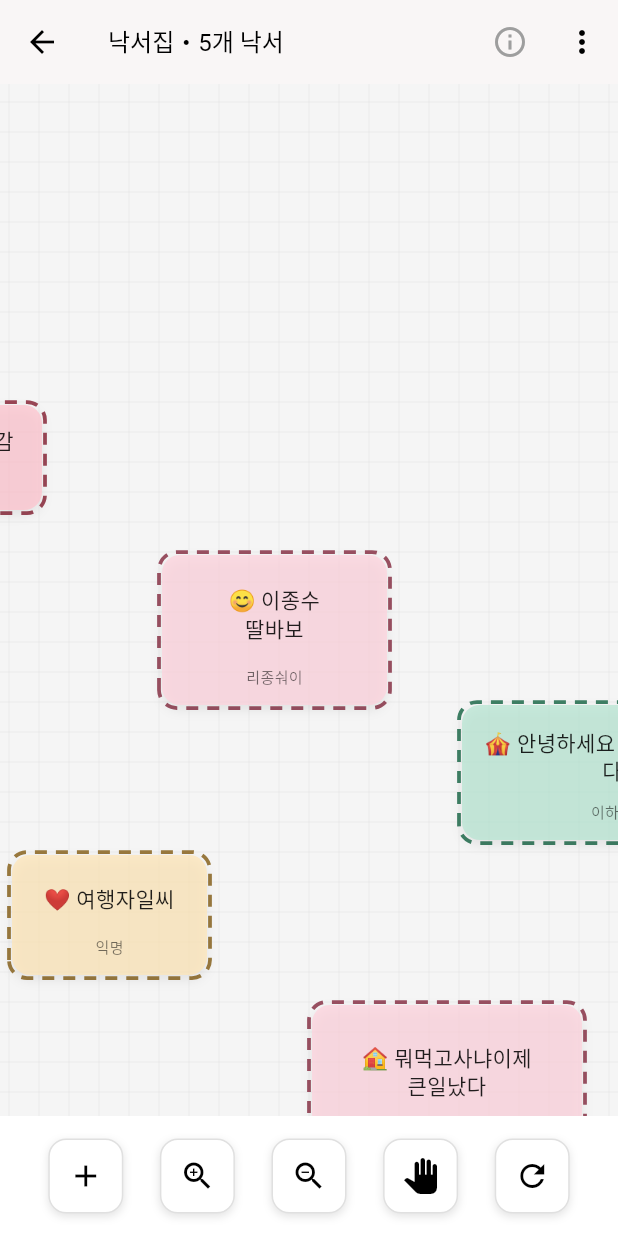
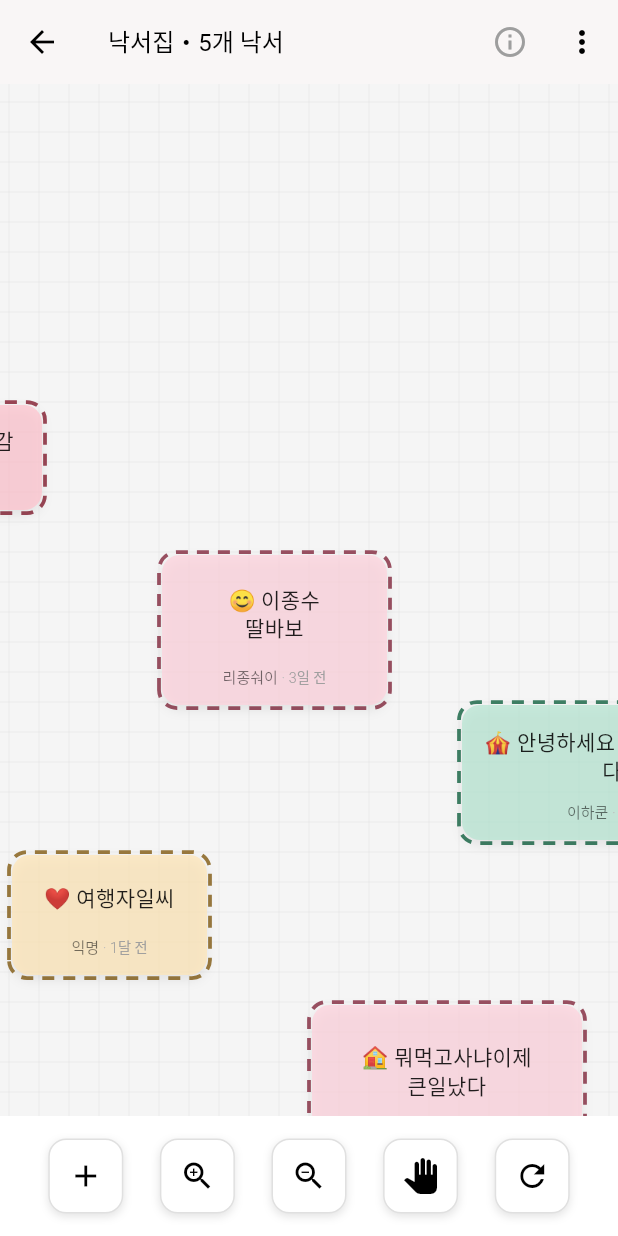
Before and after one commit to tidusqoop/watdagam-client-mvp, a Flutter app: the screen it shows after launch, on a phone screen of 412 x 824 dp. Run offline on Flutter 3.47's test engine with Material 3 defaults, Android fonts, the phone set to English and light mode, and no system bars; drawn by our look-alikes of dotted_border.

Commit message:
feat: add timestamp display with relative time formatting
- Add createdAt field to GraffitiNote model with automatic timestamp
- Implement TimeUtils for relative time display (방금 전, n분 전, etc.)
- Update UI to show author and timestamp on same line with dot separator
- Add diverse test timestamps in mock data for different time ranges
- Update widget tests to match new app structure

🤖 Generated with [Claude Code](https://claude.ai/code)

Co-Authored-By: Claude <noreply@anthropic.com>

```diff
--- a/lib/data/mock/graffiti_notes.json
+++ b/lib/data/mock/graffiti_notes.json
@@ -16,7 +16,8 @@
       "author": "리루",
       "author_alignment": "center",
       "opacity": 0.7,
-      "corner_radius": 12.0
+      "corner_radius": 12.0,
+      "created_at": "2025-09-20T13:45:00Z"
     },
     {
       "id": "2",
@@ -33,7 +34,8 @@
       "author": "리종숴이",
       "author_alignment": "center",
       "opacity": 0.7,
-      "corner_radius": 12.0
+      "corner_radius": 12.0,
+      "created_at": "2025-09-17T09:20:00Z"
     },
     {
       "id": "3",
@@ -50,7 +52,8 @@
       "author": "익명",
       "author_alignment": "center",
       "opacity": 0.7,
-      "corner_radius": 12.0
+      "corner_radius": 12.0,
+      "created_at": "2025-08-15T14:30:00Z"
     },
     {
       "id": "4",
@@ -67,7 +70,8 @@
       "author": "이하쿤",
       "author_alignment": "center",
       "opacity": 0.7,
-      "corner_radius": 12.0
+      "corner_radius": 12.0,
+      "created_at": "2024-05-10T11:20:00Z"
     },
     {
       "id": "5",
@@ -84,7 +88,8 @@
       "author": "야생동물",
       "author_alignment": "right",
       "opacity": 0.7,
-      "corner_radius": 12.0
+      "corner_radius": 12.0,
+      "created_at": "2023-12-25T16:00:00Z"
     }
   ]
 }
--- a/lib/data/models/graffiti_note.dart
+++ b/lib/data/models/graffiti_note.dart
@@ -15,6 +15,7 @@ class GraffitiNote {
   final AuthorAlignment authorAlignment; // 작성자 정렬 방식
   final double opacity;           // 투명도
   final double cornerRadius;      // 모서리 둥글기
+  final DateTime createdAt;       // 작성 시간
 
   GraffitiNote({
     required this.id,
@@ -26,7 +27,9 @@ class GraffitiNote {
     this.authorAlignment = AuthorAlignment.center,
     this.opacity = 0.7,          // More transparent background
     this.cornerRadius = 12.0,
-  }) : author = (author?.trim().isEmpty ?? true) ? '익명' : author!.trim();
+    DateTime? createdAt,          // Allow null input for convenience
+  }) : author = (author?.trim().isEmpty ?? true) ? '익명' : author!.trim(),
+       createdAt = createdAt ?? DateTime.now();
 
   GraffitiNote copyWith({
     String? id,
@@ -38,6 +41,7 @@ class GraffitiNote {
     AuthorAlignment? authorAlignment,
     double? opacity,
     double? cornerRadius,
+    DateTime? createdAt,
   }) {
     return GraffitiNote(
       id: id ?? this.id,
@@ -49,6 +53,7 @@ class GraffitiNote {
       authorAlignment: authorAlignment ?? this.authorAlignment,
       opacity: opacity ?? this.opacity,
       cornerRadius: cornerRadius ?? this.cornerRadius,
+      createdAt: createdAt ?? this.createdAt,
     );
   }
 }
@@ -72,6 +77,9 @@ extension GraffitiNoteJson on GraffitiNote {
       authorAlignment: _stringToAlignment(json['author_alignment'] as String? ?? 'center'),
       opacity: (json['opacity'] as num?)?.toDouble() ?? 0.7,
       cornerRadius: (json['corner_radius'] as num?)?.toDouble() ?? 12.0,
+      createdAt: json['created_at'] != null
+          ? DateTime.parse(json['created_at'] as String)
+          : DateTime.now(),
     );
   }
 
@@ -93,6 +101,7 @@ extension GraffitiNoteJson on GraffitiNote {
       'author_alignment': _alignmentToString(authorAlignment),
       'opacity': opacity,
       'corner_radius': cornerRadius,
+      'created_at': createdAt.toIso8601String(),
     };
   }
 
--- a/lib/main.dart
+++ b/lib/main.dart
@@ -7,6 +7,7 @@ import 'data/models/graffiti_note.dart';
 import 'data/repositories/graffiti_repository.dart';
 import 'data/datasources/datasource_factory.dart';
 import 'config/app_config.dart';
+import 'utils/time_utils.dart';
 
 void main() {
   // Print configuration for debugging
@@ -476,19 +477,41 @@ class _GraffitiWallScreenState extends State<GraffitiWallScreen> {
                       ),
                     ),
                   ),
-                // 작성자 표시 (always shown, never null)
+                // 작성자와 시간 표시 (같은 라인)
                 Padding(
                   padding: const EdgeInsets.only(top: 8.0),
                   child: Align(
                     alignment: note.authorAlignment == AuthorAlignment.center
                       ? Alignment.center
                       : Alignment.centerRight,
-                    child: Text(
-                      note.author, // Always has value (never null)
-                      style: TextStyle(
-                        fontSize: 10.0,
-                        color: Colors.black54,
-                        fontWeight: FontWeight.w400,
+                    child: RichText(
+                      text: TextSpan(
+                        children: [
+                          TextSpan(
+                            text: note.author, // Always has value (never null)
+                            style: TextStyle(
+                              fontSize: 10.0,
+                              color: Colors.black54,
+                              fontWeight: FontWeight.w400,
+                            ),
+                          ),
+                          TextSpan(
+                            text: ' · ', // 중간 높이 점 구분자
+                            style: TextStyle(
+                              fontSize: 10.0,
+                              color: Colors.grey[400],
+                              fontWeight: FontWeight.w300,
+                            ),
+                          ),
+                          TextSpan(
+                            text: TimeUtils.getRelativeTime(note.createdAt),
+                            style: TextStyle(
+                              fontSize: 9.5,
+                              color: Colors.grey[500],
+                              fontWeight: FontWeight.w300,
+                            ),
+                          ),
+                        ],
                       ),
                     ),
                   ),
--- /dev/null
+++ b/lib/utils/time_utils.dart
@@ -0,0 +1,38 @@
+class TimeUtils {
+  /// 작성 시간을 상대적 시간으로 변환
+  /// 예: "방금 전", "5분 전", "2시간 전", "3일 전", "1달 전", "1년 전"
+  static String getRelativeTime(DateTime createdAt) {
+    final now = DateTime.now();
+    final difference = now.difference(createdAt);
+
+    // 1분 미만
+    if (difference.inSeconds < 60) {
+      return '방금 전';
+    }
+
+    // 1시간 미만
+    if (difference.inMinutes < 60) {
+      return '${difference.inMinutes}분 전';
+    }
+
+    // 1일 미만
+    if (difference.inHours < 24) {
+      return '${difference.inHours}시간 전';
+    }
+
+    // 1달 미만 (30일 기준)
+    if (difference.inDays < 30) {
+      return '${difference.inDays}일 전';
+    }
+
+    // 1년 미만 (365일 기준)
+    if (difference.inDays < 365) {
+      final months = (difference.inDays / 30).floor();
+      return '${months}달 전';
+    }
+
+    // 1년 이상
+    final years = (difference.inDays / 365).floor();
+    return '${years}년 전';
+  }
+}
```
Also changed, not shown: 1 other file.
